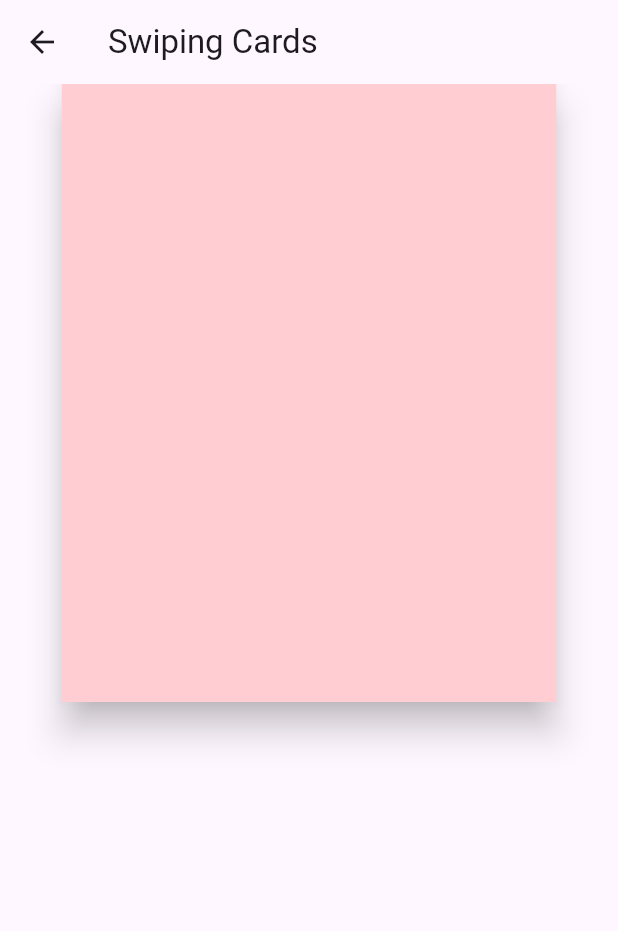
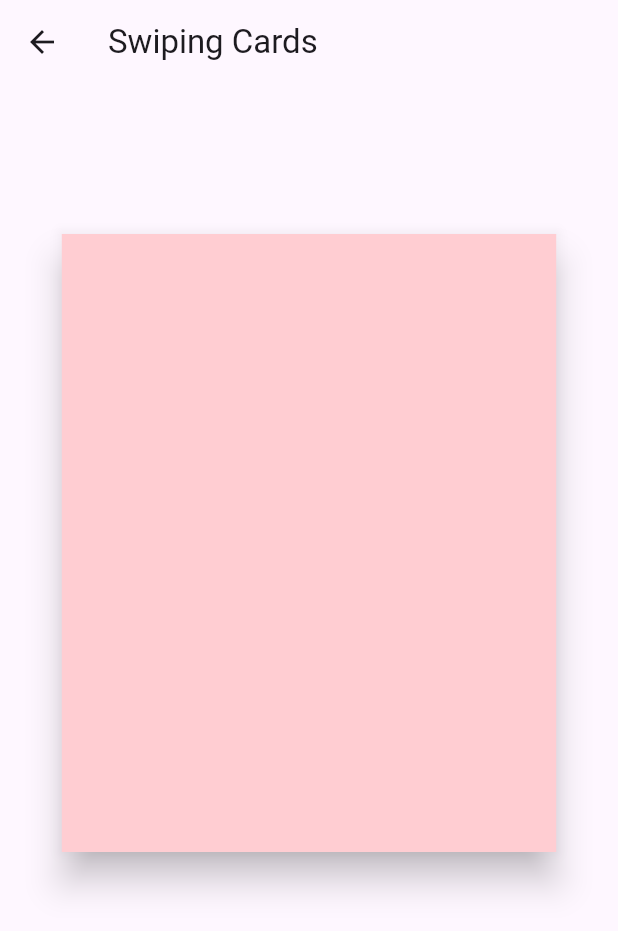
Before and after one commit to thinkingGorilla/flutter_animation_masterclass, a Flutter app: the SwipingCardsScreen screen opened directly, on a phone screen of 412 x 824 dp. Shown: the top 931 px of the screen. Run offline on Flutter 3.47's test engine with Material 3 defaults, Android fonts, the phone set to English and light mode, and no system bars.

Commit message:
SwipingCards 구현 세번째
- Z축으로 카드 쌓기 및 위쪽 카드의 위치에 따라 아래쪽 카드의 크기 조절 애니메이션 구현 학습

```diff
--- a/lib/screens/swiping_cards_screen.dart
+++ b/lib/screens/swiping_cards_screen.dart
@@ -1,5 +1,3 @@
-import 'dart:math';
-
 import 'package:flutter/material.dart';
 
 class SwipingCardsScreen extends StatefulWidget {
@@ -10,19 +8,28 @@ class SwipingCardsScreen extends StatefulWidget {
 }
 
 class _SwipingCardsScreenState extends State<SwipingCardsScreen> with SingleTickerProviderStateMixin {
-  late Size _size;
-
-  late final AnimationController _position = AnimationController.unbounded(
+  late final Size _size = MediaQuery.of(context).size;
+  late final AnimationController _position = AnimationController(
     vsync: this,
     duration: const Duration(milliseconds: 300),
     value: 0,
+    lowerBound: _size.width * -1,
+    upperBound: _size.width,
   );
-
   late final Tween<double> _rotation = Tween(begin: -15.0, end: 15.0);
+  late final Tween<double> _scale = Tween(begin: 0.8, end: 1);
 
   void _onHorizontalDragUpdate(DragUpdateDetails details) => _position.value += details.delta.dx;
 
-  void _onHorizontalDragEnd(DragEndDetails details) => _position.animateTo(0, curve: Curves.bounceOut);
+  void _onHorizontalDragEnd(DragEndDetails details) {
+    final bound = _size.width - 200;
+    final dropZone = _size.width + 100;
+    if (_position.value.abs() >= bound) {
+      _position.animateTo(dropZone * (_position.value.isNegative ? -1 : 1));
+    } else {
+      _position.animateTo(0, curve: Curves.bounceOut);
+    }
+  }
 
   @override
   void dispose() {
@@ -32,27 +39,33 @@ class _SwipingCardsScreenState extends State<SwipingCardsScreen> with SingleTick
 
   @override
   Widget build(BuildContext context) {
-    _size = MediaQuery.of(context).size;
-
     return Scaffold(
       appBar: AppBar(title: const Text('Swiping Cards')),
       body: AnimatedBuilder(
         animation: _position,
         builder: (context, child) {
-          // `transform`은 0부터 1사이의 값을 사용하여 `begin`부터 `end`사이의 값을 보간하여 구한다.
-          // 따라서 -15도부터 +15도 사이의 각도 값을 구하기 위해서는
-          // 먼저 `_position` 값을 0부터 1사이의 값으로 변환해야한다.
-          // [-width, 0, +width]를 `width`로 나눈다.
-          // [-1, 0, +1]에 1을 더한다.
-          // [0, 1, 2]를 2로 나눈다.
-          // [0, 0, 1] = 0부터 1
-          // 결론적으로 `position`를 `width`로 나누고 1을 더하고 2로 나누면 0부터 1사이의 값으로 변환할 수 있다.
           final angle = _rotation.transform((_position.value / _size.width + 1) / 2);
-          // print(angle);
+          final scale = _scale.transform(_position.value.abs() / _size.width);
+
           return Stack(
+            alignment: Alignment.topCenter,
             children: [
-              Align(
-                alignment: Alignment.topCenter,
+              Positioned(
+                top: 100,
+                child: Transform.scale(
+                  scale: scale,
+                  child: Material(
+                    elevation: 10,
+                    color: Colors.blue.shade100,
+                    child: SizedBox(
+                      width: _size.width * .8,
+                      height: _size.height * .5,
+                    ),
+                  ),
+                ),
+              ),
+              Positioned(
+                top: 100,
                 child: GestureDetector(
                   onHorizontalDragUpdate: _onHorizontalDragUpdate,
                   onHorizontalDragEnd: _onHorizontalDragEnd,
@@ -60,7 +73,7 @@ class _SwipingCardsScreenState extends State<SwipingCardsScreen> with SingleTick
                     offset: Offset(_position.value, 0),
                     child: Transform.rotate(
                       // 각도를 호도법으로 변환한다.(2*pi[*rad] / 360도)
-                      angle: angle * pi / 180,
+                      angle: angle,
                       child: Material(
                         elevation: 10,
                         color: Colors.red.shade100,
```
